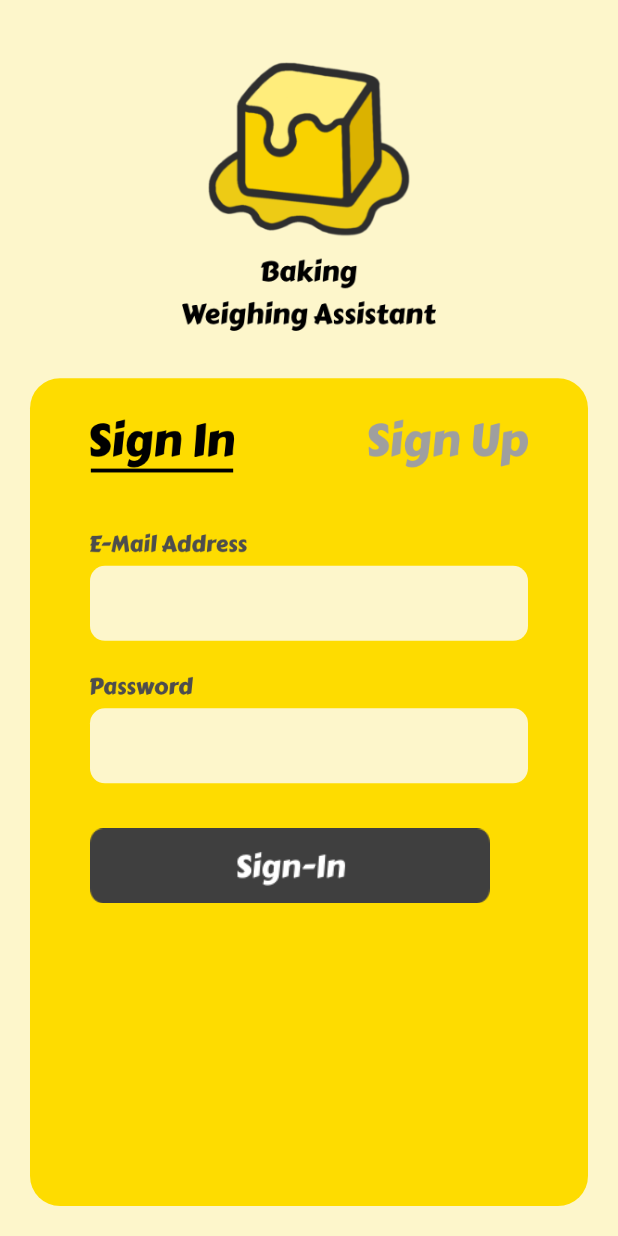
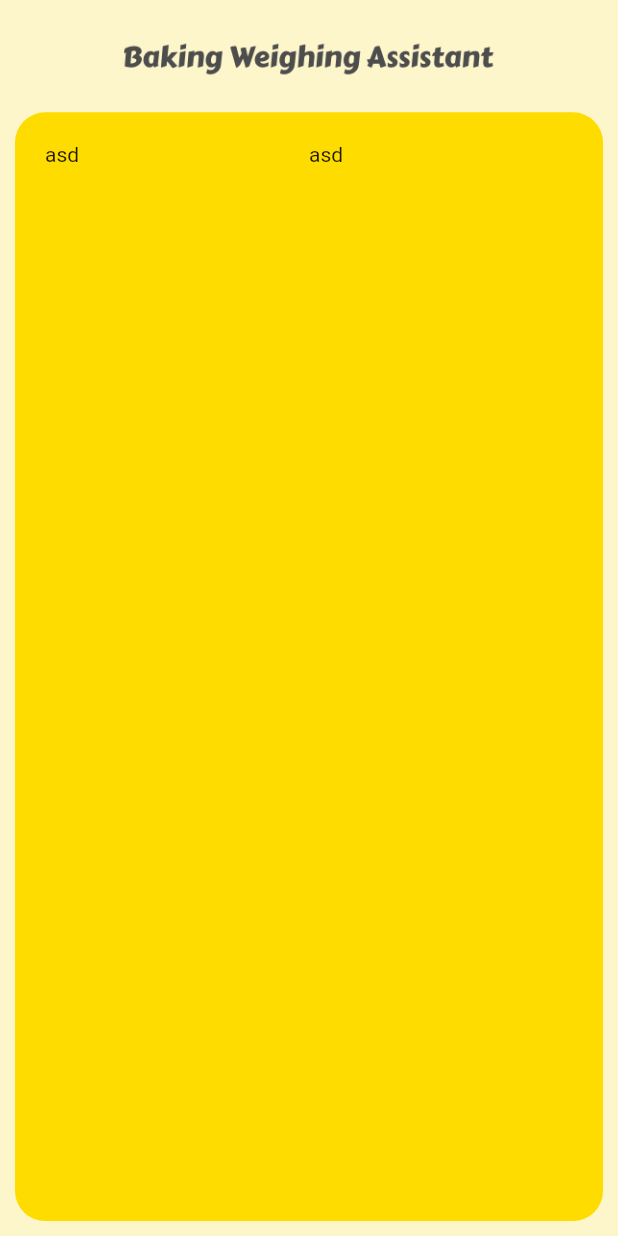
Before and after one commit to coqoa/BakingWeighingAssistant, a Flutter app: the screen it shows after launch, on a phone screen of 412 x 824 dp. Run offline on Flutter 3.47's test engine with Material 2 defaults, Android fonts, the light colour scheme and no system bars; our stand-ins replace flutter_keyboard_visibility, get; missing offline and left inert: flutter_keyboard_visibility_web.

Commit message:
221018 레시피 스크린 제작중

```diff
--- a/lib/main.dart
+++ b/lib/main.dart
@@ -1,4 +1,5 @@
 import 'package:bwa/config/palette.dart';
+import 'package:bwa/screen/recipe.dart';
 import 'package:bwa/screen/sign.dart';
 import 'package:flutter/material.dart';
 import 'package:get/get.dart';
@@ -24,7 +25,8 @@ class MyApp extends StatelessWidget {
         child: Scaffold(
           backgroundColor: Palette.lightyellow,
           body: Center(
-            child: Sign(boxRadius:25)
+            // child: Sign(boxRadius:25)
+            child:Recipe()
           ),
         ),
       ),
--- /dev/null
+++ b/lib/screen/recipe.dart
@@ -0,0 +1,78 @@
+// ignore_for_file: prefer_const_constructors
+
+import 'package:bwa/config/palette.dart';
+import 'package:flutter/material.dart';
+import 'package:flutter_keyboard_visibility/flutter_keyboard_visibility.dart';
+import 'package:get/get.dart';
+
+class Recipe extends StatefulWidget {
+  const Recipe({Key? key}) : super(key: key);
+
+  @override
+  State<Recipe> createState() => _RecipeState();
+}
+
+class _RecipeState extends State<Recipe> {
+
+  late double boxWidth = MediaQuery.of(context).size.width;
+  late double boxHeight = MediaQuery.of(context).size.height;
+
+  @override
+  void initState() {
+    super.initState();
+    setState(() {
+
+    });
+  }
+
+  @override
+  Widget build(BuildContext context) {
+    return KeyboardVisibilityBuilder(
+      builder: (context, isKeyboardVisible) {
+        return Column(
+          children: [
+            // 로고
+            // !isKeyboardVisible?
+            Expanded(
+              flex: 1,
+              child: SizedBox(
+                // height: boxHeight*0.15 ,
+                width: boxWidth * 0.6,
+                child: Image.asset('assets/images/appbar-logo.png')
+              ),
+            ),
+            // 내용
+            Expanded(
+              flex: 10,
+              child: Container(
+                height: GetPlatform.isMobile? boxHeight*0.67 : 450,
+                width: GetPlatform.isMobile? boxWidth : 350,
+                padding: EdgeInsets.fromLTRB(10,0,10,10),
+
+                child: Container(
+                  padding: EdgeInsets.all(20),
+                  decoration: BoxDecoration(
+                    color: Palette.yellow,
+                    borderRadius: BorderRadius.circular(20)
+                  ),
+                  child: Row(
+                    crossAxisAlignment: CrossAxisAlignment.start,
+                    children: [
+                        Expanded(
+                          child: Text('asd'),
+                        ),
+                        Expanded(
+                          child: Text('asd'),
+                        ),
+                    ],
+                  ),
+                  // child: SignUp(),
+                )
+              )
+            ),
+          ],
+          );
+       },
+    );
+  }
+}
--- a/lib/screen/sign.dart
+++ b/lib/screen/sign.dart
@@ -10,7 +10,6 @@ import 'package:get/get.dart';
 class Sign extends StatefulWidget {
   Sign({Key? key, required this.boxRadius}) : super(key: key);
   final double boxRadius;
-  // bool isSignin = true;
 
   @override
   State<Sign> createState() => _SignState();
@@ -21,12 +20,6 @@ class _SignState extends State<Sign> {
   late double boxWidth = MediaQuery.of(context).size.width;
   late double boxHeight = MediaQuery.of(context).size.height;
 
-
-  // void changeSign(){
-  //   setState((){
-  //     widget.isSignin = !widget.isSignin;
-  //   });
-  // }
   @override
   void initState() {
     super.initState();
@@ -52,11 +45,7 @@ class _SignState extends State<Sign> {
                   : Image.asset('assets/images/large-logo.png'),
                 // child: Image.asset('assets/images/large-logo.png'),
               ),
-            )
-            // :SizedBox()
-            ,
-            // Text('Baking', style: TextStyle(fontFamily: 'carter'),),
-            // Text('Weighing Assistant'),
+            ),
             // 내용
             Expanded(
               child: Container(
@@ -90,7 +79,6 @@ class _SignState extends State<Sign> {
                             onTap: (){
                               setState(() {
                                 isSignin = true;
-                                print(isSignin);
                               });
                             },
                           ),
@@ -108,7 +96,6 @@ class _SignState extends State<Sign> {
                             onTap: (){
                               setState(() {
                                 isSignin = false;
-                                print(isSignin);
                               });
                             },
                           ),
@@ -122,57 +109,6 @@ class _SignState extends State<Sign> {
               )
             ),
           ],
-          // mainAxisAlignment: GetPlatform.isMobile
-          // ? MainAxisAlignment.end
-          // : MainAxisAlignment.center,
-          //   // ignore: prefer_const_literals_to_create_immutables
-          //   children: [
-          //     // !isKeyboardVisible
-          //     // ? Expanded(
-          //     //   flex: 1,
-          //     //   child: Text('is Mobile? : ${GetPlatform.isMobile}')
-          //     // )
-          //     // : SizedBox(),
-          //     // Expanded(
-          //     //   flex: 2,
-          //     //   child: Container(
-          //     //     width: GetPlatform.isMobile ? boxWidth : 400,
-          //     //     decoration: BoxDecoration(
-          //     //       color: Palette.yellow,
-          //     //       borderRadius: BorderRadius.only(
-          //     //         topLeft: Radius.circular(widget.boxRadius),
-          //     //         topRight: Radius.circular(widget.boxRadius)
-          //     //       ),
-          //     //     ),
-          //     //     padding: EdgeInsets.fromLTRB(20, 20, 20, 0),
-          //     //     child: Center(
-          //     //       child: Container(
-          //     //         // color: Colors.white,
-          //     //         padding: EdgeInsets.fromLTRB(30, 0, 30, 0),
-          //     //         child: SignIn(),
-          //     //       ),
-          //     //     ),
-          //     //   ),
-          //     // )
-          //     Container(
-          //       // color: Colors.black,
-          //       width: GetPlatform.isMobile ? boxWidth : 400,
-          //       height: GetPlatform.isMobile ? boxHeight : 400,
-          //       child: Column(
-          //         children: [
-          //           // Container(
-          //           //   height: 100,
-          //           //   color: Colors.red,
-          //           // ),
-          //           // SizedBox(height: 30),
-          //           // Container(
-          //           //   height: 100,
-          //           //   color: Colors.blue,
-          //           // ),
-          //         ],
-          //       )
-          //     ),
-          //   ],
           );
        },
     );
```
Also changed, not shown: lib/screen/home.dart (deleted), 61 other files.
